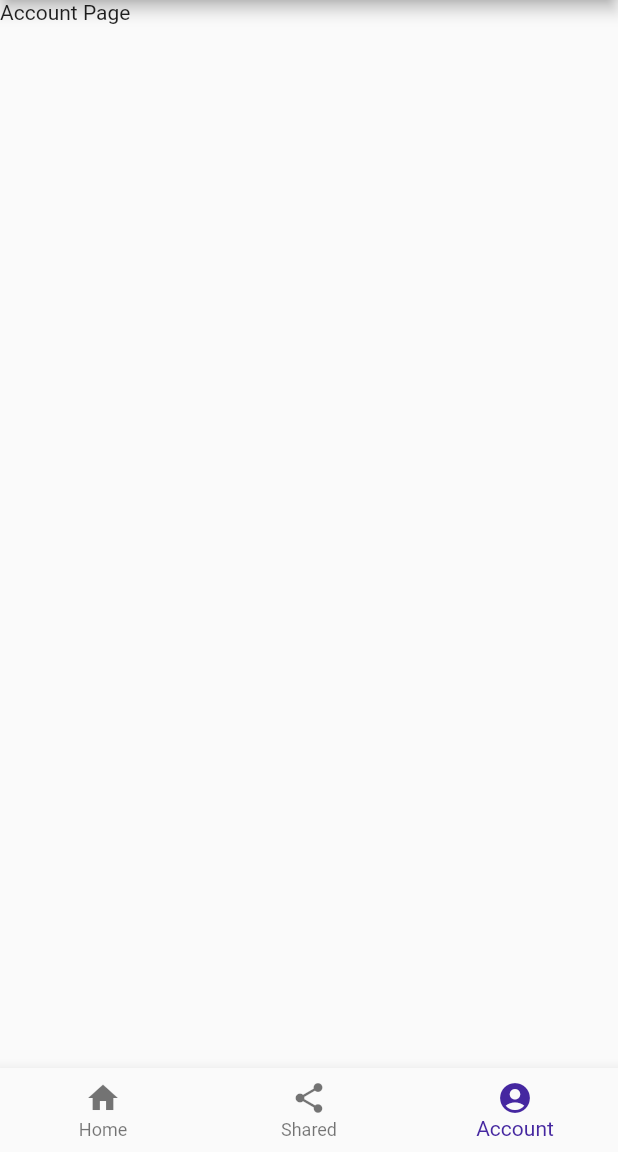
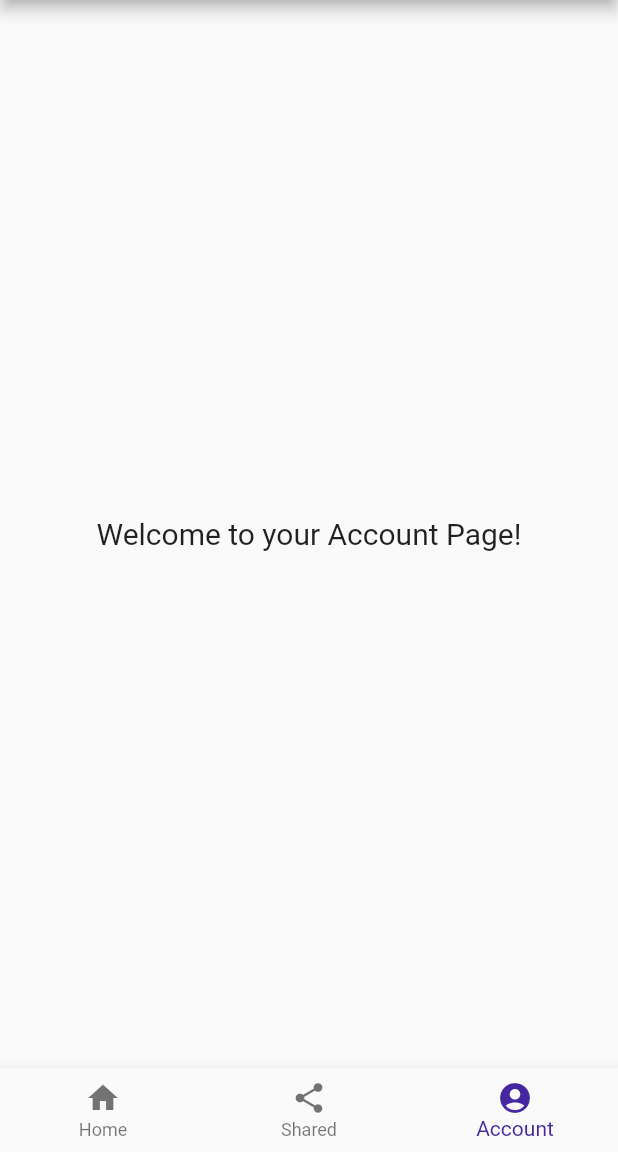
Before and after one commit to Alanthomas-in/HabitHub, a Flutter app: the MyHomePage screen opened directly, item 3 of the bottom bar chosen, on a phone screen of 412 x 824 dp, the part 84-1236 px from its top. Run offline on Flutter 3.47's test engine with Material 2 defaults, Android fonts, the phone set to English and light mode, and no system bars.

Commit message:
Add navigation to AccountPage when tapping user image in drawer

```diff
--- a/habithub/lib/AccountPage.dart
+++ b/habithub/lib/AccountPage.dart
@@ -1,14 +1,22 @@
 // New Page for Account page
-import 'package:flutter/cupertino.dart';
+import 'package:flutter/material.dart';
 
 class AccountPage extends StatelessWidget {
   @override
   Widget build(BuildContext context) {
-    return ListView(
-      children: [
-        // Display account information or settings here
-        Text('Account Page'),
-      ],
+    return Scaffold(
+      body: Center(
+        child: Column(
+          mainAxisAlignment: MainAxisAlignment.center,
+          children: [
+            Text(
+              'Welcome to your Account Page!',
+              style: TextStyle(fontSize: 20),
+            ),
+            // Add more widgets as needed
+          ],
+        ),
+      ),
     );
   }
 }
--- a/habithub/lib/MyHomePage.dart
+++ b/habithub/lib/MyHomePage.dart
@@ -71,15 +71,23 @@ class _MyHomePageState extends State<MyHomePage> {
       drawer: Drawer(
         child: ListView(
           padding: EdgeInsets.zero,
-          children:  <Widget>[
+          children: <Widget>[
             UserAccountsDrawerHeader(
               accountName: Text("User Name"),
               accountEmail: Text("user@example.com"),
-              currentAccountPicture: CircleAvatar(
-                backgroundColor: Colors.white,
-                child: Text(
-                  "U",
-                  style: TextStyle(fontSize: 40.0),
+              currentAccountPicture: GestureDetector(
+                onTap: () {
+                  // Navigate to the AccountPage when the user image is tapped
+                  Navigator.of(context).push(MaterialPageRoute(
+                    builder: (context) => AccountPage(),
+                  ));
+                },
+                child: CircleAvatar(
+                  backgroundColor: Colors.white,
+                  child: Text(
+                    "U",
+                    style: TextStyle(fontSize: 40.0),
+                  ),
                 ),
               ),
               decoration: BoxDecoration(
```
